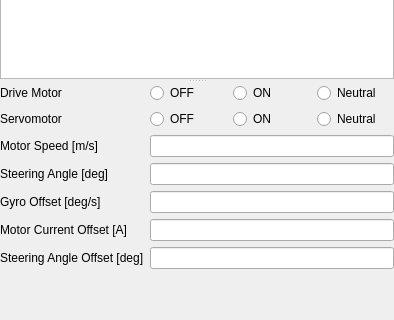
Before: the Qt Designer form rc110_rviz_panel/src/rc110_panel.ui in zmp/robocar110_ros, drawn with Qt 5; both pictures show x 0 to 394 and y 245 to 565 of the 394 by 670 pixel window.
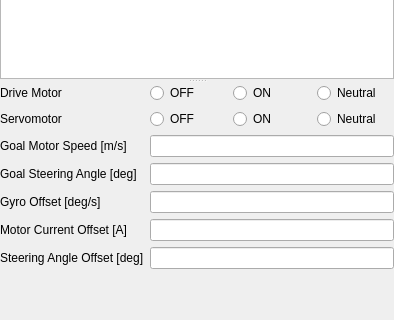
After: the same form once the commit is applied.

The edit to the form file:
```diff
--- a/rc110_rviz_panel/src/rc110_panel.ui
+++ b/rc110_rviz_panel/src/rc110_panel.ui
@@ -142,7 +142,7 @@
        <item row="5" column="0">
         <widget class="QLabel" name="steeringLabel">
          <property name="text">
-          <string>Steering Angle [deg]</string>
+          <string>Goal Steering Angle [deg]</string>
          </property>
         </widget>
        </item>
@@ -162,7 +162,7 @@
        <item row="4" column="0">
         <widget class="QLabel" name="motorSpeedlabel">
          <property name="text">
-          <string>Motor Speed [m/s]</string>
+          <string>Goal Motor Speed [m/s]</string>
          </property>
         </widget>
        </item>
```
